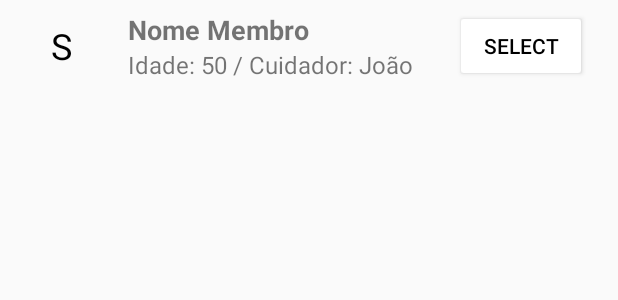
After one commit to xxporkoxx/ClickValidationApp, an Android app: the layout list_item_patient.xml on its own in the app's theme, with its tools: preview values and no code run, on a phone screen of 412 x 824 dp. The commit adds this screen. Shown: the top 300 px of the screen. Run offline under Robolectric (Android 15) with nearby library versions, the phone set to English and light mode, and no system bars.

Commit message:
Working integrated with back end

```diff
--- a/app/build.gradle
+++ b/app/build.gradle
@@ -29,4 +29,7 @@ dependencies {
     testCompile 'junit:junit:4.12'
     compile 'com.jakewharton:butterknife:8.5.1'
     annotationProcessor 'com.jakewharton:butterknife-compiler:8.5.1'
+    compile 'com.squareup.retrofit2:retrofit:2.3.0'
+    compile 'com.squareup.retrofit2:converter-gson:2.3.0'
+    compile 'com.squareup.okhttp3:logging-interceptor:3.2.0'
 }
--- a/app/src/main/AndroidManifest.xml
+++ b/app/src/main/AndroidManifest.xml
@@ -2,6 +2,7 @@
 <manifest xmlns:android="http://schemas.android.com/apk/res/android"
     package="com.example.diegomello.clickvalidationapp">
 
+    <uses-permission android:name="android.permission.INTERNET"/>
     <application
         android:allowBackup="true"
         android:icon="@mipmap/ic_launcher"
--- /dev/null
+++ b/app/src/main/res/layout/list_item_patient.xml
@@ -0,0 +1,80 @@
+<?xml version="1.0" encoding="utf-8"?>
+<LinearLayout
+    xmlns:android="http://schemas.android.com/apk/res/android"
+    android:orientation="horizontal"
+    android:layout_width="match_parent"
+    android:layout_height="wrap_content"
+    android:weightSum="1"
+    android:paddingTop="@dimen/list_item_call_padding"
+    android:paddingBottom="@dimen/list_item_call_padding">
+
+    <LinearLayout
+        android:layout_width="match_parent"
+        android:layout_height="wrap_content"
+        android:id="@+id/list_item_patient_linearLayout"
+        android:paddingTop="@dimen/list_item_call_padding"
+        android:paddingBottom="@dimen/list_item_call_padding">
+
+        <LinearLayout
+            android:layout_width="0dp"
+            android:layout_height="match_parent"
+            android:layout_weight="0.20"
+            android:padding="3dp"
+            android:gravity="center">
+            <TextView
+                android:layout_width="wrap_content"
+                android:layout_height="wrap_content"
+                android:text="S"
+                android:id="@+id/list_item_patient_gender_textView"
+                android:textSize="24sp"
+                android:textColor="@color/black"/>
+        </LinearLayout>
+
+        <LinearLayout
+            android:layout_width="0dp"
+            android:layout_height="match_parent"
+            android:orientation="vertical"
+            android:gravity="center_vertical"
+            android:layout_weight="0.50"
+            android:paddingLeft="3dp">
+            <LinearLayout
+                android:layout_width="match_parent"
+                android:layout_height="wrap_content"
+                android:orientation="vertical">
+                <TextView
+                    android:id="@+id/list_item_patient_name_textView"
+                    android:layout_width="wrap_content"
+                    android:layout_height="wrap_content"
+                    android:text="Nome Membro"
+                    android:textSize="18sp"
+                    android:textStyle="bold"/>
+                <TextView
+                    android:id="@+id/list_item_info_textView"
+                    android:layout_width="wrap_content"
+                    android:layout_height="wrap_content"
+                    android:text="Idade: 50 / Cuidador: João"
+                    android:textSize="16sp"/>
+            </LinearLayout>
+        </LinearLayout>
+
+        <LinearLayout
+            android:layout_width="0dp"
+            android:layout_height="match_parent"
+            android:orientation="horizontal"
+            android:gravity="center"
+            android:layout_weight="0.30">
+
+            <Button
+                android:id="@+id/list_item_call_selection_button"
+                android:layout_width="wrap_content"
+                android:layout_height="match_parent"
+                android:padding="3dp"
+                android:layout_marginRight="5dp"
+                android:text="SELECT"
+                android:textColor="@color/black"
+                style="@style/Widget.AppCompat.Button.Colored"/>
+        </LinearLayout>
+
+    </LinearLayout>
+
+</LinearLayout>
--- a/app/src/main/res/values/dimens.xml
+++ b/app/src/main/res/values/dimens.xml
@@ -3,4 +3,5 @@
 
     <dimen name="button_top_margin">20dp</dimen>
     <dimen name="button_padding">20dp</dimen>
+    <dimen name="list_item_call_padding">3dp</dimen>
 </resources>
--- a/app/src/main/res/values/strings.xml
+++ b/app/src/main/res/values/strings.xml
@@ -9,4 +9,6 @@
     <string name="bathroom_text_string">W.C.</string>
     <string name="assistence_text_string">Auxílio</string>
     <string name="thirsty_text_string">SEDE</string>
+
+    <string name="select_paciente_label">Selecione uma Pessoa</string>
 </resources>
```
Also changed, not shown: app/src/main/java/com/example/diegomello/clickvalidationapp/ConfigActivity.java (+92 -0 lines), app/src/main/java/com/example/diegomello/clickvalidationapp/Patient.java (added, +67 -0 lines), app/src/main/java/com/example/diegomello/clickvalidationapp/PatientAdapter.java (added, +66 -0 lines), app/src/main/java/com/example/diegomello/clickvalidationapp/RestApi.java (added, +15 -0 lines), app/src/main/java/com/example/diegomello/clickvalidationapp/RestApiAdapter.java (added, +60 -0 lines), app/src/main/res/layout/activity_config.xml (+11 -0 lines).
